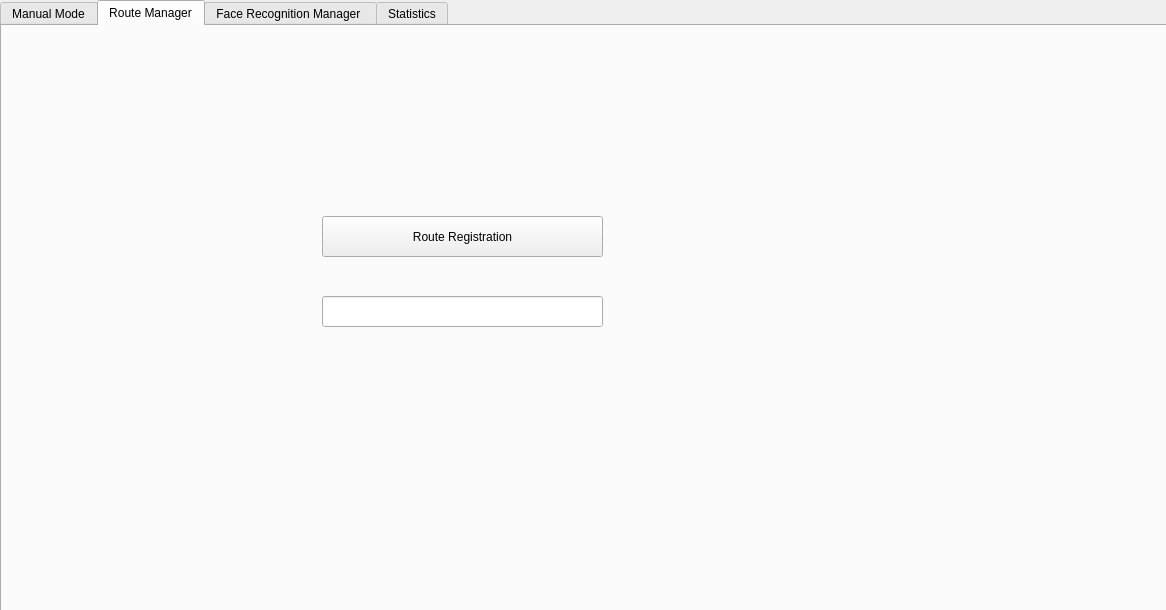
Old version of the form VisionVoyagerGUI/adminmodewindow.ui in the repository IuliaKovacs/VisionVoyager---DiplomaProject.
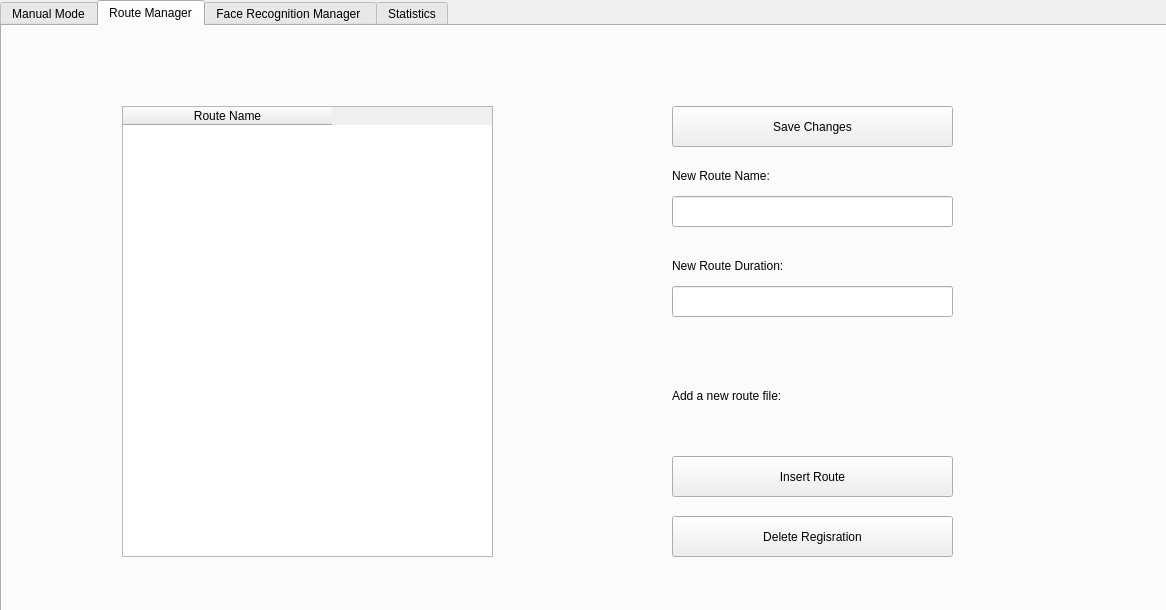
New version of the form. The open tabs and pages were chosen to show the change.

Commit message: UI Update - Route Manager

Patch:
```diff
--- a/VisionVoyagerGUI/adminmodewindow.ui
+++ b/VisionVoyagerGUI/adminmodewindow.ui
@@ -26,7 +26,7 @@
       <x>0</x>
       <y>0</y>
       <width>1181</width>
-      <height>621</height>
+      <height>700</height>
      </rect>
     </property>
     <property name="currentIndex">
@@ -129,8 +129,8 @@
      <widget class="QLineEdit" name="lineEdit">
       <property name="geometry">
        <rect>
-        <x>320</x>
-        <y>270</y>
+        <x>670</x>
+        <y>170</y>
         <width>281</width>
         <height>31</height>
        </rect>
@@ -139,8 +139,8 @@
      <widget class="QPushButton" name="routeRegistrationButton">
       <property name="geometry">
        <rect>
-        <x>320</x>
-        <y>190</y>
+        <x>670</x>
+        <y>80</y>
         <width>281</width>
         <height>41</height>
        </rect>
@@ -152,7 +152,129 @@
        </sizepolicy>
       </property>
       <property name="text">
-       <string>Route Registration</string>
+       <string>Save Changes</string>
+      </property>
+     </widget>
+     <widget class="QLabel" name="newRouteNameLabel">
+      <property name="geometry">
+       <rect>
+        <x>670</x>
+        <y>140</y>
+        <width>271</width>
+        <height>20</height>
+       </rect>
+      </property>
+      <property name="text">
+       <string>New Route Name:</string>
+      </property>
+     </widget>
+     <widget class="QTableWidget" name="routeTableWidget">
+      <property name="geometry">
+       <rect>
+        <x>120</x>
+        <y>80</y>
+        <width>371</width>
+        <height>451</height>
+       </rect>
+      </property>
+      <attribute name="horizontalHeaderVisible">
+       <bool>true</bool>
+      </attribute>
+      <attribute name="horizontalHeaderCascadingSectionResizes">
+       <bool>true</bool>
+      </attribute>
+      <attribute name="horizontalHeaderDefaultSectionSize">
+       <number>209</number>
+      </attribute>
+      <column>
+       <property name="text">
+        <string>Route Name</string>
+       </property>
+      </column>
+     </widget>
+     <widget class="QPushButton" name="insertRouteButton">
+      <property name="geometry">
+       <rect>
+        <x>670</x>
+        <y>430</y>
+        <width>281</width>
+        <height>41</height>
+       </rect>
+      </property>
+      <property name="sizePolicy">
+       <sizepolicy hsizetype="Maximum" vsizetype="Fixed">
+        <horstretch>0</horstretch>
+        <verstretch>0</verstretch>
+       </sizepolicy>
+      </property>
+      <property name="text">
+       <string>Insert Route</string>
+      </property>
+     </widget>
+     <widget class="QLabel" name="newRouteDurationLabel">
+      <property name="geometry">
+       <rect>
+        <x>670</x>
+        <y>230</y>
+        <width>271</width>
+        <height>20</height>
+       </rect>
+      </property>
+      <property name="text">
+       <string>New Route Duration:</string>
+      </property>
+     </widget>
+     <widget class="QLineEdit" name="routeDurationLineEdit">
+      <property name="geometry">
+       <rect>
+        <x>670</x>
+        <y>260</y>
+        <width>281</width>
+        <height>31</height>
+       </rect>
+      </property>
+     </widget>
+     <widget class="QPushButton" name="deleteRouteButton">
+      <property name="geometry">
+       <rect>
+        <x>670</x>
+        <y>490</y>
+        <width>281</width>
+        <height>41</height>
+       </rect>
+      </property>
+      <property name="sizePolicy">
+       <sizepolicy hsizetype="Maximum" vsizetype="Fixed">
+        <horstretch>0</horstretch>
+        <verstretch>0</verstretch>
+       </sizepolicy>
+      </property>
+      <property name="text">
+       <string>Delete Regisration</string>
+      </property>
+     </widget>
+     <widget class="QWidget" name="verticalLayoutWidget_9">
+      <property name="geometry">
+       <rect>
+        <x>840</x>
+        <y>320</y>
+        <width>111</width>
+        <height>91</height>
+       </rect>
+      </property>
+      <layout class="QVBoxLayout" name="routeDragNdropLayout"/>
+     </widget>
+     <widget class="QLabel" name="newRouteDurationLabel_2">
+      <property name="geometry">
+       <rect>
+        <x>670</x>
+        <y>360</y>
+        <width>151</width>
+        <height>20</height>
+       </rect>
+      </property>
+      <property name="text">
+       <string>Add a new route file:</string>
       </property>
      </widget>
     </widget>
```
Left out of the diff: 16 changed lines with no effect on the pictures. The commit also changes 4 other files.
